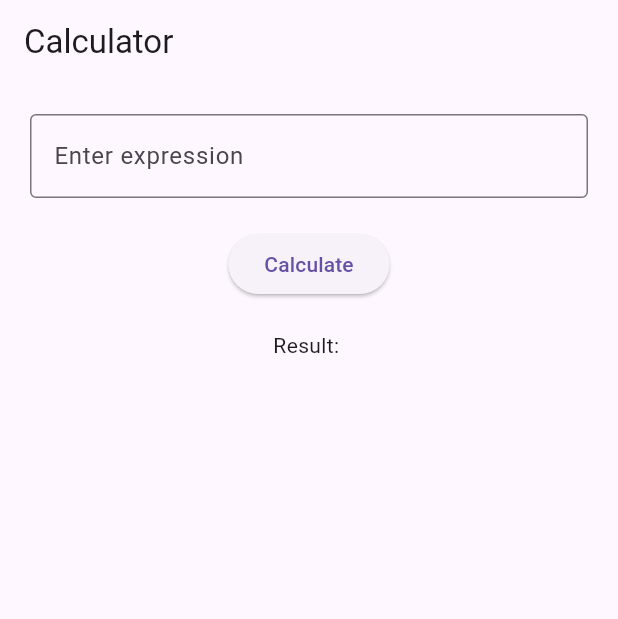
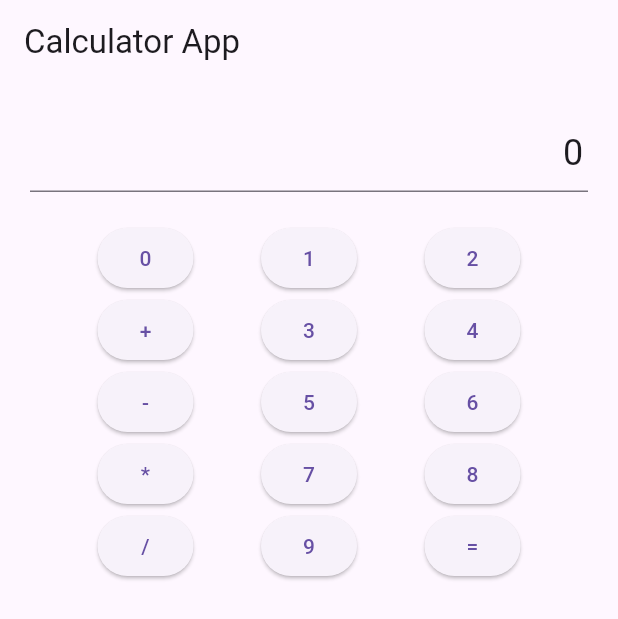
Before and after one commit to tarun225601-star/Vizia-app, a Flutter app: the screen it shows after launch, on a phone screen of 412 x 824 dp. Shown: the top 619 px of the screen. Run offline on Flutter 3.47's test engine with Material 3 defaults, Android fonts, the phone set to English and light mode, and no system bars.

Commit message:
Autonomous Agent Self-Healing Commit for lib/main.dart

```diff
--- a/lib/main.dart
+++ b/lib/main.dart
@@ -24,14 +24,47 @@ class CalculatorPage extends StatefulWidget {
 }
 
 class _CalculatorPageState extends State<CalculatorPage> {
-  final _controller = TextEditingController();
-  double? _result;
+  final _controller = TextEditingController(text: '0');
+  double _result = 0;
+  String _operation = '';
+  double _num1 = 0;
+  double _num2 = 0;
+
+  void _calculate() {
+    setState(() {
+      _num1 = double.parse(_controller.text);
+    });
+  }
+
+  void _operationButton(String op) {
+    setState(() {
+      _operation = op;
+      _num1 = double.parse(_controller.text);
+      _controller.clear();
+    });
+  }
+
+  void _equalButton() {
+    setState(() {
+      _num2 = double.parse(_controller.text);
+      if (_operation == '+') {
+        _result = _num1 + _num2;
+      } else if (_operation == '-') {
+        _result = _num1 - _num2;
+      } else if (_operation == '*') {
+        _result = _num1 * _num2;
+      } else if (_operation == '/') {
+        _result = _num1 / _num2;
+      }
+      _controller.text = _result.toString();
+    });
+  }
 
   @override
   Widget build(BuildContext context) {
     return Scaffold(
       appBar: AppBar(
-        title: const Text('Calculator'),
+        title: const Text('Calculator App'),
       ),
       body: Padding(
         padding: const EdgeInsets.all(20.0),
@@ -39,56 +72,99 @@ class _CalculatorPageState extends State<CalculatorPage> {
           children: [
             TextField(
               controller: _controller,
-              decoration: const InputDecoration(
-                border: OutlineInputBorder(),
-                labelText: 'Enter expression',
-              ),
+              readOnly: true,
+              textAlign: TextAlign.right,
+              style: const TextStyle(fontSize: 24),
             ),
             const SizedBox(height: 20),
-            ElevatedButton(
-              onPressed: () {
-                try {
-                  _result = eval(_controller.text);
-                  setState(() {});
-                } catch (e) {
-                  _result = null;
-                  setState(() {});
-                }
-              },
-              child: const Text('Calculate'),
+            Row(
+              mainAxisAlignment: MainAxisAlignment.spaceEvenly,
+              children: [
+                ElevatedButton(
+                  onPressed: () => _controller.text = '0',
+                  child: const Text('0'),
+                ),
+                ElevatedButton(
+                  onPressed: () => _controller.text = '1',
+                  child: const Text('1'),
+                ),
+                ElevatedButton(
+                  onPressed: () => _controller.text = '2',
+                  child: const Text('2'),
+                ),
+              ],
             ),
-            const SizedBox(height: 20),
-            Text(_result != null ? 'Result: $_result' : 'Result: ')
+            Row(
+              mainAxisAlignment: MainAxisAlignment.spaceEvenly,
+              children: [
+                ElevatedButton(
+                  onPressed: () => _operationButton('+'),
+                  child: const Text('+'),
+                ),
+                ElevatedButton(
+                  onPressed: () => _controller.text = '3',
+                  child: const Text('3'),
+                ),
+                ElevatedButton(
+                  onPressed: () => _controller.text = '4',
+                  child: const Text('4'),
+                ),
+              ],
+            ),
+            Row(
+              mainAxisAlignment: MainAxisAlignment.spaceEvenly,
+              children: [
+                ElevatedButton(
+                  onPressed: () => _operationButton('-'),
+                  child: const Text('-'),
+                ),
+                ElevatedButton(
+                  onPressed: () => _controller.text = '5',
+                  child: const Text('5'),
+                ),
+                ElevatedButton(
+                  onPressed: () => _controller.text = '6',
+                  child: const Text('6'),
+                ),
+              ],
+            ),
+            Row(
+              mainAxisAlignment: MainAxisAlignment.spaceEvenly,
+              children: [
+                ElevatedButton(
+                  onPressed: () => _operationButton('*'),
+                  child: const Text('*'),
+                ),
+                ElevatedButton(
+                  onPressed: () => _controller.text = '7',
+                  child: const Text('7'),
+                ),
+                ElevatedButton(
+                  onPressed: () => _controller.text = '8',
+                  child: const Text('8'),
+                ),
+              ],
+            ),
+            Row(
+              mainAxisAlignment: MainAxisAlignment.spaceEvenly,
+              children: [
+                ElevatedButton(
+                  onPressed: () => _operationButton('/'),
+                  child: const Text('/'),
+                ),
+                ElevatedButton(
+                  onPressed: () => _controller.text = '9',
+                  child: const Text('9'),
+                ),
+                ElevatedButton(
+                  onPressed: _equalButton,
+                  child: const Text('='),
+                ),
+              ],
+            ),
           ],
         ),
       ),
     );
   }
-
-  double eval(String expression) {
-    // Simple expression evaluation, does not handle complex expressions
-    final parts = expression.split(' ');
-    if (parts.length != 3) {
-      throw Exception('Invalid expression');
-    }
-    final num1 = double.parse(parts[0]);
-    final operator = parts[1];
-    final num2 = double.parse(parts[2]);
-
-    switch (operator) {
-      case '+':
-        return num1 + num2;
-      case '-':
-        return num1 - num2;
-      case '*':
-        return num1 * num2;
-      case '/':
-        if (num2 == 0) {
-          throw Exception('Division by zero');
-        }
-        return num1 / num2;
-      default:
-        throw Exception('Invalid operator');
-    }
-  }
 }
```
